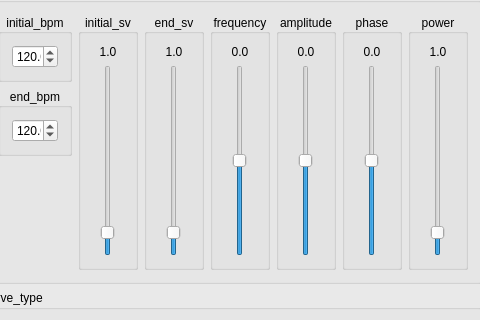
The window that src/ui/mainwindow.ui (Eve-ning/reamber) describes before a commit, drawn with Qt 5; both pictures show x 356 to 836 and y 124 to 444 of the 1083 by 605 pixel window.
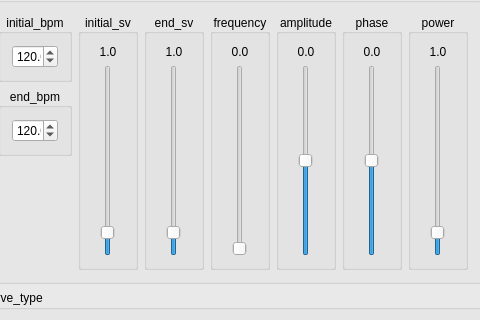
The same window after the commit.

Commit message:
Adjust Parameters for BPM TPF
TPF
- Increase MAX Frequency to 100.00, remove negative frequency
- Amplitude now scales with average linear BPM

The edit to the form file:
```diff
--- a/src/ui/mainwindow.ui
+++ b/src/ui/mainwindow.ui
@@ -801,10 +801,10 @@
                        </sizepolicy>
                       </property>
                       <property name="minimum">
-                       <number>-1000</number>
+                       <number>0</number>
                       </property>
                       <property name="maximum">
-                       <number>1000</number>
+                       <number>10000</number>
                       </property>
                       <property name="value">
                        <number>0</number>
```
The commit also changes 2 other files.
